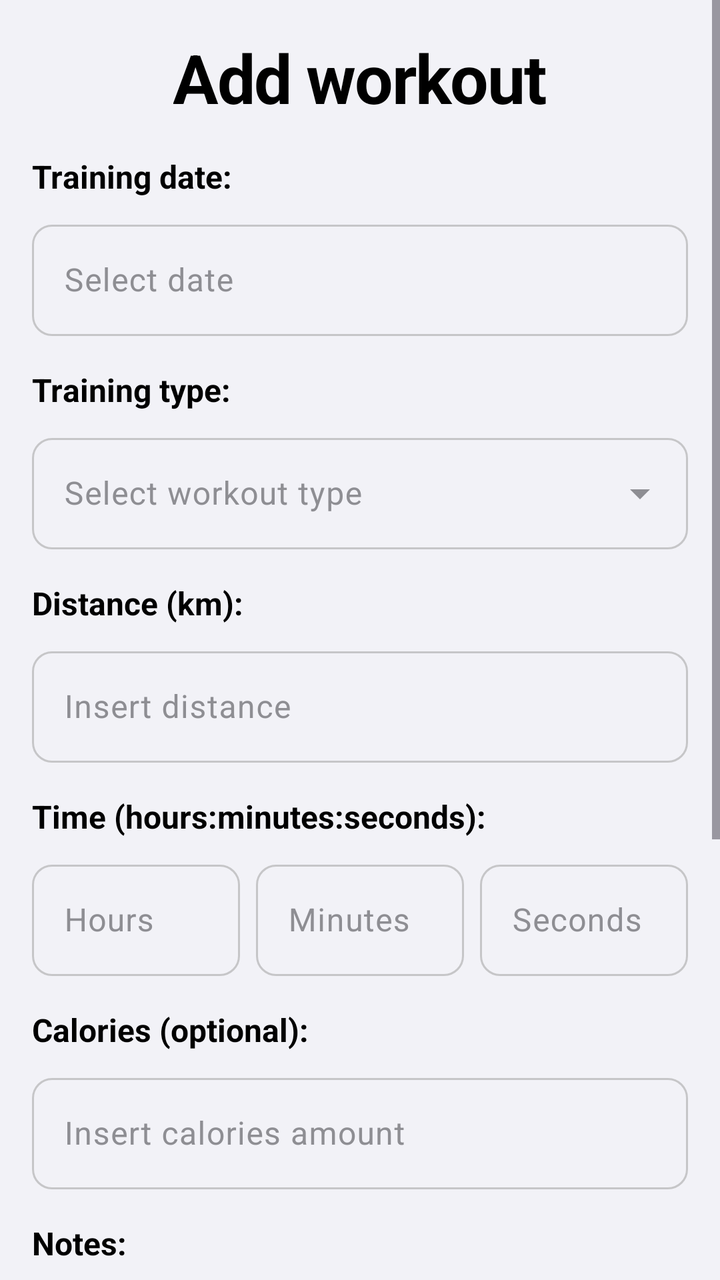
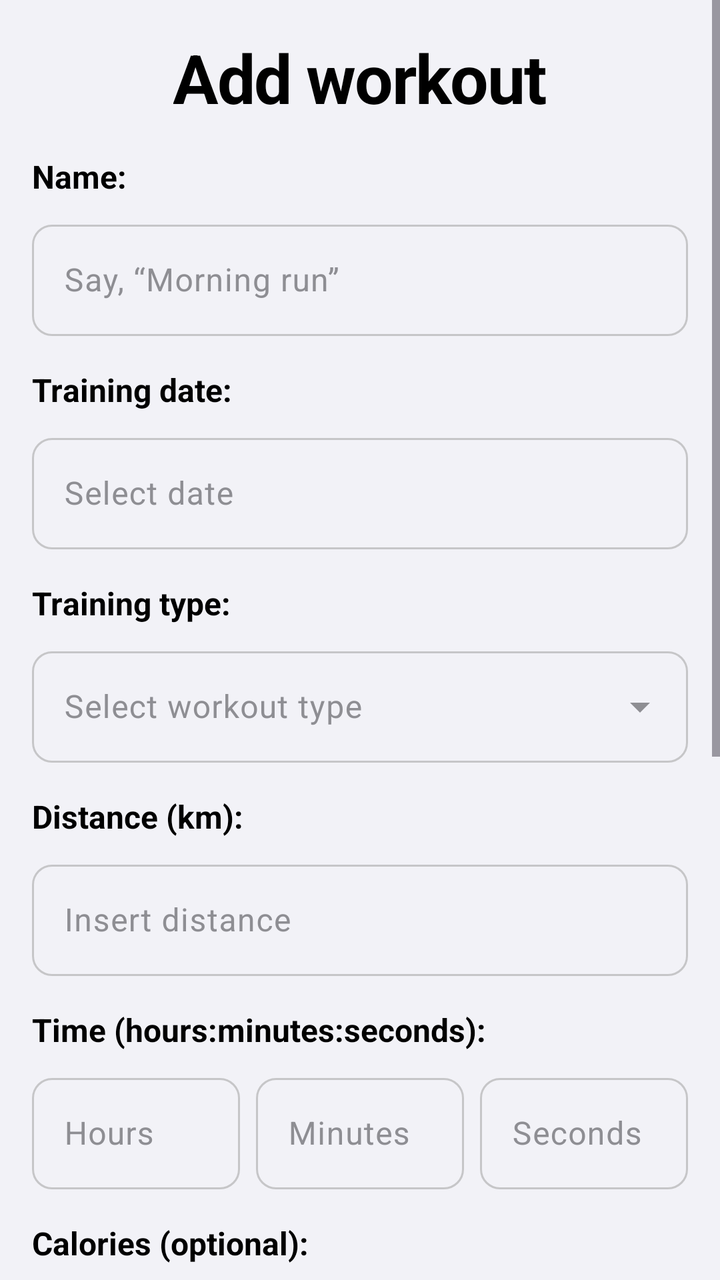

Compare the two renders of this Android layout. The source of the first and the diff that turns it into the second are given below.
<!-- AndroidManifest.xml: application theme Theme.Runner -->
<!-- res/layout/fragment_add_workout.xml -->
<?xml version="1.0" encoding="utf-8"?>
<ScrollView xmlns:android="http://schemas.android.com/apk/res/android"
    xmlns:app="http://schemas.android.com/apk/res-auto"
    xmlns:tools="http://schemas.android.com/tools"
    android:layout_width="match_parent"
    android:layout_height="match_parent"
    android:fillViewport="true"
    tools:context=".ui.workout.AddWorkoutFragment">

    <androidx.constraintlayout.widget.ConstraintLayout
        android:layout_width="match_parent"
        android:layout_height="wrap_content"
        android:padding="16dp">

        <TextView
            android:id="@+id/textView_title"
            android:layout_width="wrap_content"
            android:layout_height="wrap_content"
            android:text="@string/add_workout_title"
            style="@style/RunnerScreenTitle"
            app:layout_constraintTop_toTopOf="parent"
            app:layout_constraintStart_toStartOf="parent"
            app:layout_constraintEnd_toEndOf="parent"
            android:layout_marginBottom="24dp" />

        
        <TextView
            android:id="@+id/textView_date_label"
            android:layout_width="wrap_content"
            android:layout_height="wrap_content"
            android:text="@string/add_workout_label_date"
            android:textAppearance="@style/TextAppearance.Runner.Body"
            android:textStyle="bold"
            android:layout_marginTop="16dp"
            app:layout_constraintTop_toBottomOf="@id/textView_title"
            app:layout_constraintStart_toStartOf="parent" />

        <com.google.android.material.textfield.TextInputLayout
            android:id="@+id/textInputLayout_date"
            android:layout_width="0dp"
            android:layout_height="wrap_content"
            android:layout_marginTop="8dp"
            app:layout_constraintTop_toBottomOf="@id/textView_date_label"
            app:layout_constraintStart_toStartOf="parent"
            app:layout_constraintEnd_toEndOf="parent"
            style="@style/Widget.Runner.TextInput">

            <com.google.android.material.textfield.TextInputEditText
                android:id="@+id/editText_date"
                android:layout_width="match_parent"
                android:layout_height="wrap_content"
                android:hint="@string/add_workout_hint_date"
                android:focusable="false"
                android:clickable="true" />
        </com.google.android.material.textfield.TextInputLayout>

        
        <TextView
            android:id="@+id/textView_type_label"
            android:layout_width="wrap_content"
            android:layout_height="wrap_content"
            android:text="@string/add_workout_label_type"
            android:textAppearance="@style/TextAppearance.Runner.Body"
            android:textStyle="bold"
            android:layout_marginTop="16dp"
            app:layout_constraintTop_toBottomOf="@id/textInputLayout_date"
            app:layout_constraintStart_toStartOf="parent" />

        <com.google.android.material.textfield.TextInputLayout
            android:id="@+id/textInputLayout_type"
            android:layout_width="0dp"
            android:layout_height="wrap_content"
            android:layout_marginTop="8dp"
            app:layout_constraintTop_toBottomOf="@id/textView_type_label"
            app:layout_constraintStart_toStartOf="parent"
            app:layout_constraintEnd_toEndOf="parent"
            style="@style/Widget.Runner.TextInput.ExposedDropdown">

            <AutoCompleteTextView
                android:id="@+id/autoCompleteTextView_type"
                android:layout_width="match_parent"
                android:layout_height="wrap_content"
                android:hint="@string/add_workout_hint_type"
                android:inputType="none" />
        </com.google.android.material.textfield.TextInputLayout>

        
        <TextView
            android:id="@+id/textView_distance_label"
            android:layout_width="wrap_content"
            android:layout_height="wrap_content"
            android:text="@string/add_workout_label_distance"
            android:textAppearance="@style/TextAppearance.Runner.Body"
            android:textStyle="bold"
            android:layout_marginTop="16dp"
            app:layout_constraintTop_toBottomOf="@id/textInputLayout_type"
            app:layout_constraintStart_toStartOf="parent" />

        <com.google.android.material.textfield.TextInputLayout
            android:id="@+id/textInputLayout_distance"
            android:layout_width="0dp"
            android:layout_height="wrap_content"
            android:layout_marginTop="8dp"
            app:layout_constraintTop_toBottomOf="@id/textView_distance_label"
            app:layout_constraintStart_toStartOf="parent"
            app:layout_constraintEnd_toEndOf="parent"
            style="@style/Widget.Runner.TextInput">

            <com.google.android.material.textfield.TextInputEditText
                android:id="@+id/editText_distance"
                android:layout_width="match_parent"
                android:layout_height="wrap_content"
                android:hint="@string/add_workout_hint_distance"
                android:inputType="numberDecimal" />
        </com.google.android.material.textfield.TextInputLayout>

        
        <TextView
            android:id="@+id/textView_duration_label"
            android:layout_width="wrap_content"
            android:layout_height="wrap_content"
            android:text="@string/add_workout_label_time"
            android:textAppearance="@style/TextAppearance.Runner.Body"
            android:textStyle="bold"
            android:layout_marginTop="16dp"
            app:layout_constraintTop_toBottomOf="@id/textInputLayout_distance"
            app:layout_constraintStart_toStartOf="parent" />

        <LinearLayout
            android:id="@+id/layout_duration"
            android:layout_width="0dp"
            android:layout_height="wrap_content"
            android:layout_marginTop="8dp"
            android:orientation="horizontal"
            app:layout_constraintTop_toBottomOf="@id/textView_duration_label"
            app:layout_constraintStart_toStartOf="parent"
            app:layout_constraintEnd_toEndOf="parent">

            <com.google.android.material.textfield.TextInputLayout
                android:layout_width="0dp"
                android:layout_height="wrap_content"
                android:layout_weight="1"
                android:layout_marginEnd="8dp"
                style="@style/Widget.Runner.TextInput">

                <com.google.android.material.textfield.TextInputEditText
                    android:id="@+id/editText_hours"
                    android:layout_width="match_parent"
                    android:layout_height="wrap_content"
                    android:hint="@string/add_workout_hint_time_hours"
                    android:inputType="number" />
            </com.google.android.material.textfield.TextInputLayout>

            <com.google.android.material.textfield.TextInputLayout
                android:layout_width="0dp"
                android:layout_height="wrap_content"
                android:layout_weight="1"
                android:layout_marginEnd="8dp"
                style="@style/Widget.Runner.TextInput">

                <com.google.android.material.textfield.TextInputEditText
                    android:id="@+id/editText_minutes"
                    android:layout_width="match_parent"
                    android:layout_height="wrap_content"
                    android:hint="@string/add_workout_hint_time_minutes"
                    android:inputType="number" />
            </com.google.android.material.textfield.TextInputLayout>

            <com.google.android.material.textfield.TextInputLayout
                android:layout_width="0dp"
                android:layout_height="wrap_content"
                android:layout_weight="1"
                style="@style/Widget.Runner.TextInput">

                <com.google.android.material.textfield.TextInputEditText
                    android:id="@+id/editText_seconds"
                    android:layout_width="match_parent"
                    android:layout_height="wrap_content"
                    android:hint="@string/add_workout_hint_time_seconds"
                    android:inputType="number" />
            </com.google.android.material.textfield.TextInputLayout>
        </LinearLayout>

        
        <TextView
            android:id="@+id/textView_calories_label"
            android:layout_width="wrap_content"
            android:layout_height="wrap_content"
            android:text="@string/add_workout_label_calories"
            android:textAppearance="@style/TextAppearance.Runner.Body"
            android:textStyle="bold"
            android:layout_marginTop="16dp"
            app:layout_constraintTop_toBottomOf="@id/layout_duration"
            app:layout_constraintStart_toStartOf="parent" />

        <com.google.android.material.textfield.TextInputLayout
            android:id="@+id/textInputLayout_calories"
            android:layout_width="0dp"
            android:layout_height="wrap_content"
            android:layout_marginTop="8dp"
            app:layout_constraintTop_toBottomOf="@id/textView_calories_label"
            app:layout_constraintStart_toStartOf="parent"
            app:layout_constraintEnd_toEndOf="parent"
            style="@style/Widget.Runner.TextInput">

            <com.google.android.material.textfield.TextInputEditText
                android:id="@+id/editText_calories"
                android:layout_width="match_parent"
                android:layout_height="wrap_content"
                android:hint="@string/add_workout_hint_calories"
                android:inputType="number" />
        </com.google.android.material.textfield.TextInputLayout>

        
        <TextView
            android:id="@+id/textView_notes_label"
            android:layout_width="wrap_content"
            android:layout_height="wrap_content"
            android:text="@string/add_workout_label_notes"
            android:textAppearance="@style/TextAppearance.Runner.Body"
            android:textStyle="bold"
            android:layout_marginTop="16dp"
            app:layout_constraintTop_toBottomOf="@id/textInputLayout_calories"
            app:layout_constraintStart_toStartOf="parent" />

        <com.google.android.material.textfield.TextInputLayout
            android:id="@+id/textInputLayout_notes"
            android:layout_width="0dp"
            android:layout_height="wrap_content"
            android:layout_marginTop="8dp"
            app:layout_constraintTop_toBottomOf="@id/textView_notes_label"
            app:layout_constraintStart_toStartOf="parent"
            app:layout_constraintEnd_toEndOf="parent"
            style="@style/Widget.Runner.TextInput">

            <com.google.android.material.textfield.TextInputEditText
                android:id="@+id/editText_notes"
                android:layout_width="match_parent"
                android:layout_height="wrap_content"
                android:hint="@string/add_workout_hint_notes"
                android:inputType="textMultiLine"
                android:minLines="3"
                android:gravity="top" />
        </com.google.android.material.textfield.TextInputLayout>

        
        <TextView
            android:id="@+id/textView_route_label"
            android:layout_width="wrap_content"
            android:layout_height="wrap_content"
            android:text="@string/edit_workout_label_route"
            android:textAppearance="@style/TextAppearance.Runner.Body"
            android:textStyle="bold"
            android:layout_marginTop="16dp"
            app:layout_constraintTop_toBottomOf="@id/textInputLayout_notes"
            app:layout_constraintStart_toStartOf="parent" />

        <com.google.android.material.card.MaterialCardView
            android:id="@+id/card_route"
            android:layout_width="0dp"
            android:layout_height="wrap_content"
            android:layout_marginTop="8dp"
            app:layout_constraintTop_toBottomOf="@id/textView_route_label"
            app:layout_constraintStart_toStartOf="parent"
            app:layout_constraintEnd_toEndOf="parent">

            <LinearLayout
                android:layout_width="match_parent"
                android:layout_height="wrap_content"
                android:orientation="vertical"
                android:padding="12dp">

                <TextView
                    android:id="@+id/textView_route_status"
                    android:layout_width="match_parent"
                    android:layout_height="wrap_content"
                    android:text="@string/edit_workout_route_none"
                    android:textColor="?attr/colorOnSurfaceVariant"
                    android:textAppearance="@style/TextAppearance.Runner.Subhead" />

                <LinearLayout
                    android:layout_width="match_parent"
                    android:layout_height="wrap_content"
                    android:layout_marginTop="12dp"
                    android:orientation="horizontal">

                    <com.google.android.material.button.MaterialButton
                        android:id="@+id/button_select_route"
                        style="@style/Widget.Runner.Button.Outlined"
                        android:layout_width="0dp"
                        android:layout_height="wrap_content"
                        android:layout_marginEnd="8dp"
                        android:layout_weight="1"
                        android:text="@string/edit_workout_select_route" />

                    <com.google.android.material.button.MaterialButton
                        android:id="@+id/button_clear_route"
                        style="@style/Widget.Runner.Button.Text"
                        android:layout_width="0dp"
                        android:layout_height="wrap_content"
                        android:layout_weight="1"
                        android:enabled="false"
                        android:text="@string/edit_workout_clear_route" />
                </LinearLayout>
            </LinearLayout>
        </com.google.android.material.card.MaterialCardView>

        
        <LinearLayout
            android:id="@+id/layout_buttons"
            android:layout_width="0dp"
            android:layout_height="wrap_content"
            android:layout_marginTop="24dp"
            android:orientation="horizontal"
            app:layout_constraintTop_toBottomOf="@id/card_route"
            app:layout_constraintStart_toStartOf="parent"
            app:layout_constraintEnd_toEndOf="parent">

            <com.google.android.material.button.MaterialButton
                android:id="@+id/button_cancel"
                android:layout_width="0dp"
                android:layout_height="wrap_content"
                android:layout_weight="1"
                android:layout_marginEnd="8dp"
                android:text="@string/cancel"
                style="@style/Widget.Runner.Button.Outlined" />

            <com.google.android.material.button.MaterialButton
                android:id="@+id/button_save"
                android:layout_width="0dp"
                android:layout_height="wrap_content"
                android:layout_weight="1"
                android:text="@string/save"
                style="@style/Widget.Runner.Button" />
        </LinearLayout>

    </androidx.constraintlayout.widget.ConstraintLayout>
</ScrollView>
<!-- resources referenced by this layout -->
<resources>
  <string name="add_workout_hint_calories">Insert calories amount</string>
  <string name="add_workout_hint_date">Select date</string>
  <string name="add_workout_hint_distance">Insert distance</string>
  <string name="add_workout_hint_notes">Few words about workout</string>
  <string name="add_workout_hint_time_hours">Hours</string>
  <string name="add_workout_hint_time_minutes">Minutes</string>
  <string name="add_workout_hint_time_seconds">Seconds</string>
  <string name="add_workout_hint_type">Select workout type</string>
  <string name="add_workout_label_calories">Calories (optional):</string>
  <string name="add_workout_label_date">Training date:</string>
  <string name="add_workout_label_distance">Distance (km):</string>
  <string name="add_workout_label_notes">Notes:</string>
  <string name="add_workout_label_time">Time (hours:minutes:seconds):</string>
  <string name="add_workout_label_type">Training type:</string>
  <string name="add_workout_title">Add workout</string>
  <string name="cancel">Cancel</string>
  <string name="edit_workout_clear_route">Clear</string>
  <string name="edit_workout_label_route">Route</string>
  <string name="edit_workout_route_none">No route attached</string>
  <string name="edit_workout_select_route">Select route</string>
  <string name="save">Save</string>
  <style name="RunnerScreenTitle">
          <item name="android:textAppearance">@style/TextAppearance.Runner.LargeTitle</item>
          <item name="android:textColor">?attr/colorOnBackground</item>
      </style>
  <style name="TextAppearance.Runner.Body">
          <item name="android:textSize">16sp</item>
      </style>
  <style name="TextAppearance.Runner.Subhead">
          <item name="android:textSize">14sp</item>
      </style>
  <color name="ios_opaque_separator">#FFC6C6C8</color>
  <color name="ios_blue">#FF007AFF</color>
  <color name="white">#FFFFFFFF</color>
  <color name="blue_100">#FFCCE4FF</color>
  <color name="blue_900">#FF003D7A</color>
  <color name="ios_indigo">#FF5856D6</color>
  <color name="ios_gray5">#FFE5E5EA</color>
  <color name="ios_label">#FF000000</color>
  <color name="ios_orange">#FFFF9500</color>
  <color name="ios_tertiary_container">#FFFFE8CC</color>
  <color name="ios_on_tertiary_container">#FF663A00</color>
  <color name="ios_red">#FFFF3B30</color>
  <color name="ios_error_container">#FFFFE5E3</color>
  <color name="ios_on_error_container">#FF93000A</color>
  <color name="ios_grouped_background">#FFF2F2F7</color>
  <color name="ios_secondary_grouped_background">#FFFFFFFF</color>
  <color name="ios_gray">#FF8E8E93</color>
  <color name="ios_gray6">#FFF2F2F7</color>
  <color name="ios_gray4">#FFD1D1D6</color>
  <style name="ShapeAppearance.Runner.SmallComponent" parent="ShapeAppearance.Material3.SmallComponent">
          <item name="cornerFamily">rounded</item>
          <item name="cornerSize">8dp</item>
      </style>
  <style name="ShapeAppearance.Runner.MediumComponent" parent="ShapeAppearance.Material3.MediumComponent">
          <item name="cornerFamily">rounded</item>
          <item name="cornerSize">12dp</item>
      </style>
  <style name="ShapeAppearance.Runner.LargeComponent" parent="ShapeAppearance.Material3.LargeComponent">
          <item name="cornerFamily">rounded</item>
          <item name="cornerSize">16dp</item>
      </style>
  <style name="Widget.Runner.CheckBox" parent="Widget.Material3.CompoundButton.CheckBox">
          <item name="buttonTint">@color/ios_checkbox_tint</item>
      </style>
  <style name="Widget.Runner.Snackbar" parent="Widget.Material3.Snackbar">
          <item name="shapeAppearance">@style/ShapeAppearance.Runner.SmallComponent</item>
      </style>
  <color name="ios_blue_fill">#1A007AFF</color>
  <!-- unchanged entries left out for length: 15 -->
</resources>

<!-- the commit's change to res/layout/fragment_add_workout.xml (unified diff, before → after) -->
@@ -25,6 +25,37 @@
 
         
         <TextView
+            android:id="@+id/textView_name_label"
+            android:layout_width="wrap_content"
+            android:layout_height="wrap_content"
+            android:text="@string/add_workout_label_name"
+            android:textAppearance="@style/TextAppearance.Runner.Body"
+            android:textStyle="bold"
+            android:layout_marginTop="16dp"
+            app:layout_constraintTop_toBottomOf="@id/textView_title"
+            app:layout_constraintStart_toStartOf="parent" />
+
+        <com.google.android.material.textfield.TextInputLayout
+            android:id="@+id/textInputLayout_name"
+            android:layout_width="0dp"
+            android:layout_height="wrap_content"
+            android:layout_marginTop="8dp"
+            app:layout_constraintTop_toBottomOf="@id/textView_name_label"
+            app:layout_constraintStart_toStartOf="parent"
+            app:layout_constraintEnd_toEndOf="parent"
+            style="@style/Widget.Runner.TextInput">
+
+            <com.google.android.material.textfield.TextInputEditText
+                android:id="@+id/editText_name"
+                android:layout_width="match_parent"
+                android:layout_height="wrap_content"
+                android:hint="@string/add_workout_hint_name"
+                android:inputType="textCapSentences"
+                android:maxLines="1" />
+        </com.google.android.material.textfield.TextInputLayout>
+
+        
+        <TextView
             android:id="@+id/textView_date_label"
             android:layout_width="wrap_content"
             android:layout_height="wrap_content"
@@ -32,7 +63,7 @@
             android:textAppearance="@style/TextAppearance.Runner.Body"
             android:textStyle="bold"
             android:layout_marginTop="16dp"
-            app:layout_constraintTop_toBottomOf="@id/textView_title"
+            app:layout_constraintTop_toBottomOf="@id/textInputLayout_name"
             app:layout_constraintStart_toStartOf="parent" />
 
         <com.google.android.material.textfield.TextInputLayout
<!-- resource entries referenced after the edit -->
@@ -3,6 +3,7 @@
   <string name="add_workout_hint_calories">Insert calories amount</string>
   <string name="add_workout_hint_date">Select date</string>
   <string name="add_workout_hint_distance">Insert distance</string>
+  <string name="add_workout_hint_name">Say, “Morning run”</string>
   <string name="add_workout_hint_notes">Few words about workout</string>
   <string name="add_workout_hint_time_hours">Hours</string>
   <string name="add_workout_hint_time_minutes">Minutes</string>
@@ -11,6 +12,7 @@
   <string name="add_workout_label_calories">Calories (optional):</string>
   <string name="add_workout_label_date">Training date:</string>
   <string name="add_workout_label_distance">Distance (km):</string>
+  <string name="add_workout_label_name">Name:</string>
   <string name="add_workout_label_notes">Notes:</string>
   <string name="add_workout_label_time">Time (hours:minutes:seconds):</string>
   <string name="add_workout_label_type">Training type:</string>
